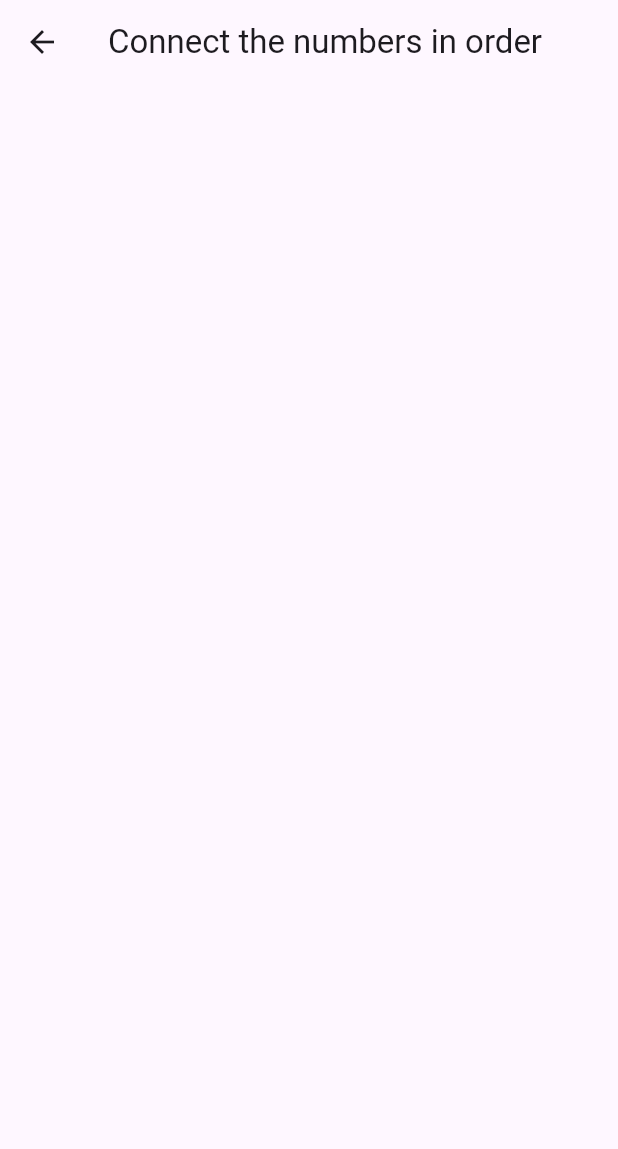
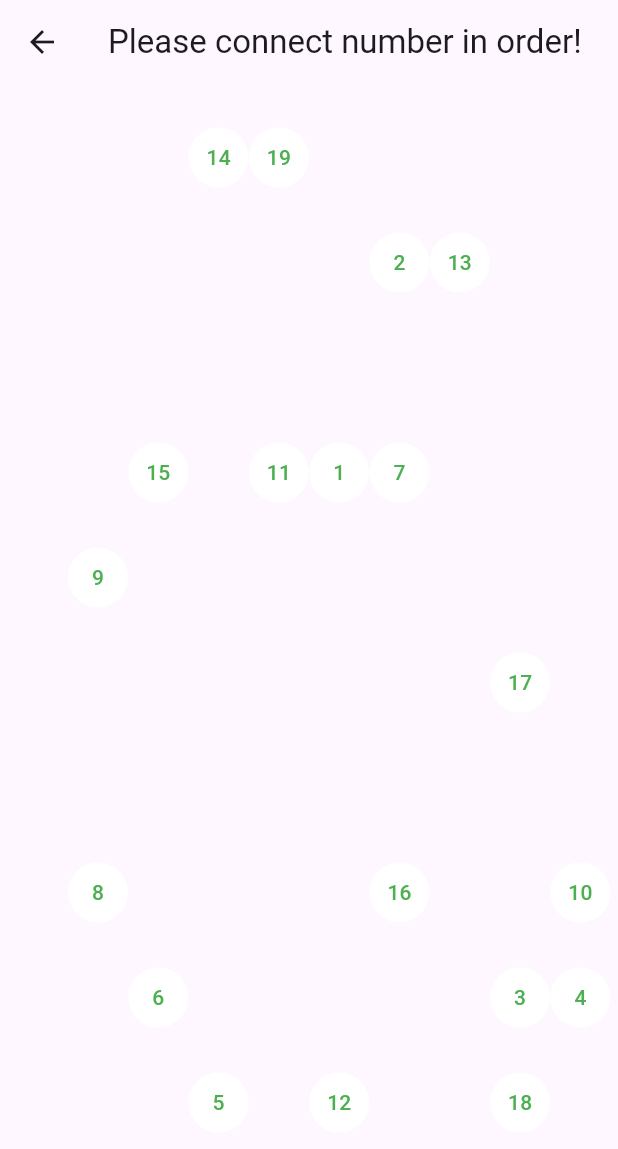
Before and after one commit to tommyfufu/NumberConnectionTestApp, a Flutter app: the GameView screen opened by its route, on a phone screen of 412 x 824 dp. Shown: the top 1149 px of the screen. Run offline on Flutter 3.47's test engine with Material 2 defaults, Android fonts, the phone set to English and light mode, and no system bars; missing offline and left inert: dart:ffi.

Commit message:
button issue

```diff
--- /dev/null
+++ b/lib/game/board_setting.dart
@@ -0,0 +1,34 @@
+import 'package:flutter/foundation.dart';
+
+/// The setting of an m,n,k-game.
+///
+/// For example, the Japanese game gomoku is a 15,15,5-game.
+/// Tic Tac Toe is a 3,3,3-game.
+@immutable
+class BoardSetting {
+  /// The number of columns. The "width" of the game board.
+  final int m;
+
+  /// The number of rows. The "height" of the game board.
+  final int n;
+
+  /// The number of tiles in a row needed to win.
+  final int k;
+
+  const BoardSetting(
+    this.m,
+    this.n,
+    this.k,
+  );
+
+  @override
+  int get hashCode => Object.hash(m, n, k);
+
+  @override
+  bool operator ==(Object other) {
+    return other is BoardSetting &&
+        other.m == m &&
+        other.n == n &&
+        other.k == k;
+  }
+}
--- a/lib/game/game_view.dart
+++ b/lib/game/game_view.dart
@@ -1,13 +1,14 @@
+import 'dart:ffi';
+
 import 'package:flutter/material.dart';
+import 'package:number_connection_test/game/board_setting.dart';
+import 'package:number_connection_test/game/game_board.dart';
+import 'package:number_connection_test/game/rough_grid.dart';
+import 'dart:math';
 
 class GameView extends StatefulWidget {
-  final int? startnum;
-  final int? endnum;
-
   const GameView({
     super.key,
-    this.startnum,
-    this.endnum,
   });
 
   @override
@@ -15,11 +16,72 @@ class GameView extends StatefulWidget {
 }
 
 class _GameViewState extends State<GameView> {
+  final BoardSetting _boardSetting = const BoardSetting(5, 5, 5);
+
+  @override
+  void initState() {
+    super.initState();
+  }
+
   @override
   Widget build(BuildContext context) {
+    bool _pressedFlag = false;
+    double range = 100;
+    var randomPicker = List<int>.generate(range.toInt(), (i) => i + 1)
+      ..shuffle();
+    int num;
     return Scaffold(
-      appBar: AppBar(title: const Text('Connect the numbers in order')),
-      // body: [];
+      appBar: AppBar(
+        title: const Text('Please connect number in order!'),
+      ),
+      body: Center(
+        child: Container(
+          alignment: Alignment.center,
+          constraints: const BoxConstraints(
+              maxHeight: 700, maxWidth: 800, minWidth: 400, minHeight: 400),
+          margin: const EdgeInsets.only(left: 5, top: 10, right: 5, bottom: 50),
+          child: Column(
+            // children: [Board(key: const Key('main board'), setting: _boardSetting)],
+            children: [
+              for (var y = 0; y < pow(range, 0.5); y++)
+                Expanded(
+                  child: Row(
+                    children: [
+                      for (var x = 0; x < pow(range, 0.5); x++)
+                        if (randomPicker.isNotEmpty)
+                          if ((num = randomPicker.removeLast().toInt()) < 20)
+                            Expanded(
+                                child: FilledButton(
+                              style: FilledButton.styleFrom(
+                                alignment: const Alignment(0.0, 0.0),
+                                shape: const CircleBorder(),
+                                padding: const EdgeInsets.all(10),
+                                backgroundColor: Colors.white,
+                                foregroundColor:
+                                    _pressedFlag ? Colors.red : Colors.green,
+                                // disabledBackgroundColor: Colors.red,
+                                // disabledForegroundColor: Colors.white,
+                              ),
+                              child: Text(
+                                num.toString(),
+                              ),
+                              // child: const SizedBox.shrink(),
+                              onPressed: () {},
+                              onLongPress: () {
+                                setState(() => _pressedFlag = !_pressedFlag);
+                              },
+                            ))
+                          else
+                            const Expanded(child: SizedBox.shrink())
+                        else
+                          const Expanded(child: SizedBox.shrink()),
+                    ],
+                  ),
+                )
+            ],
+          ),
+        ),
+      ),
     );
   }
 }
--- a/pubspec.yaml
+++ b/pubspec.yaml
@@ -35,6 +35,7 @@ dependencies:
   # The following adds the Cupertino Icons font to your application.
   # Use with the CupertinoIcons class for iOS style icons.
   cupertino_icons: ^1.0.2
+  provider: ^6.0.5
 
 dev_dependencies:
   flutter_test:
```
Also changed, not shown: lib/game/game_board.dart (added, +41 -0 lines), lib/game/ready_view.dart (+18 -15 lines), lib/game/rough_grid.dart (added, +250 -0 lines), lib/style/palette.dart (added, +33 -0 lines), pubspec.lock.
